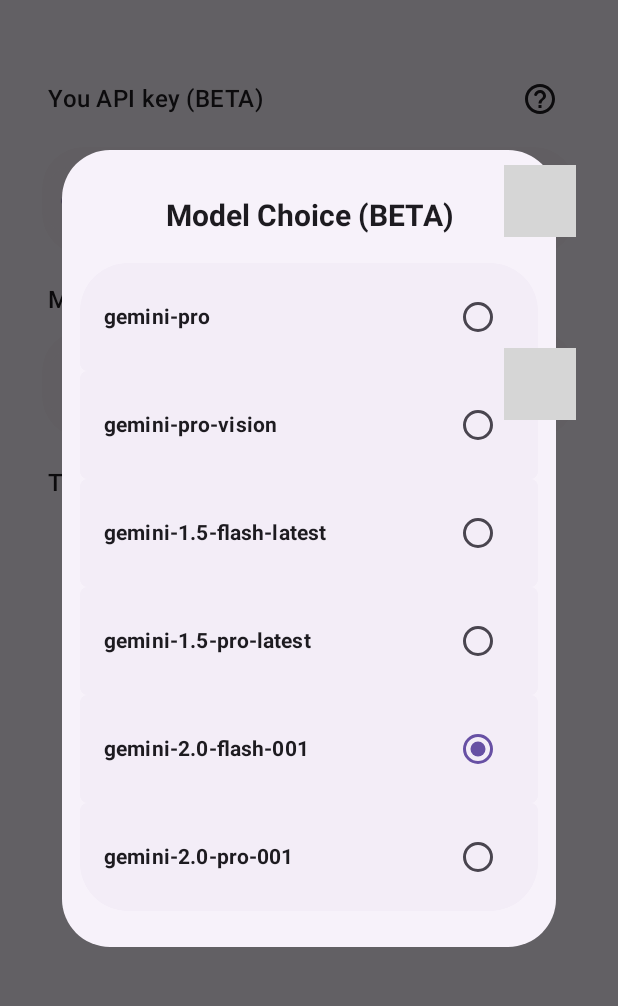
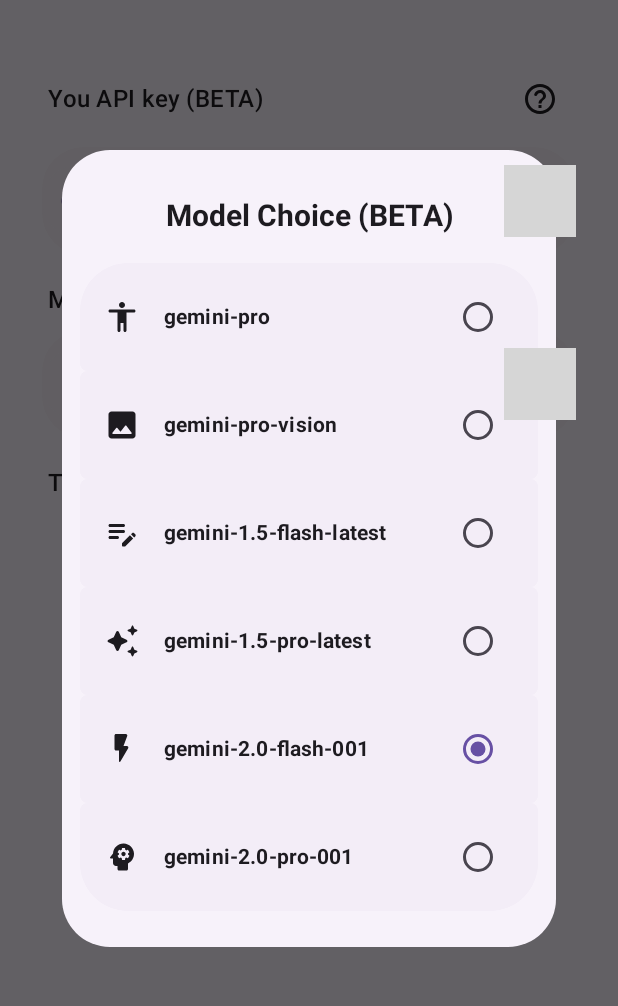
Before and after one commit to RRechz/AirNote, an Android app built with Jetpack Compose: the composable AirNoteAiSettingsScreen shown on its own in the app's theme, after a tap on "Model to Use", on a phone screen of 412 x 824 dp, the part 69-1075 px from its top. Run offline under Robolectric (Android 15) with nearby library versions, the phone set to English and light mode, and no system bars; our stand-ins replace Dagger/Hilt's generated code; pictures from the network do not load; 11 statements that could not run were skipped; grey boxes are pictures that could not be loaded.

Commit message:
Feat(AiModels, AirNoteAi): Icons have been added to the Gemini AI model list

```diff
--- a/app/src/main/java/com/babelsoftware/airnote/data/repository/AiModels.kt
+++ b/app/src/main/java/com/babelsoftware/airnote/data/repository/AiModels.kt
@@ -1,12 +1,32 @@
 package com.babelsoftware.airnote.data.repository
+
+import androidx.compose.material.icons.Icons
+import androidx.compose.material.icons.rounded.Accessibility
+import androidx.compose.material.icons.rounded.AutoAwesome
+import androidx.compose.material.icons.rounded.EditNote
+import androidx.compose.material.icons.rounded.FlashOn
+import androidx.compose.material.icons.rounded.Image
+import androidx.compose.material.icons.rounded.Psychology
+import androidx.compose.ui.graphics.vector.ImageVector
+
+data class GeminiModelInfo(
+    val name: String,
+    val icon: ImageVector
+)
 
 object GeminiModels {
     val supportedModels = listOf(
-        "gemini-pro",
-        "gemini-pro-vision",
-        "gemini-1.5-flash-latest",
-        "gemini-1.5-pro-latest",
-        "gemini-2.0-flash-001",
-        "gemini-2.0-pro-001",
-    )
+        GeminiModelInfo("gemini-pro", Icons.Rounded.Accessibility),
+        GeminiModelInfo("gemini-pro-vision", Icons.Rounded.Image),
+        GeminiModelInfo("gemini-1.5-flash-latest", Icons.Rounded.EditNote),
+        GeminiModelInfo("gemini-1.5-pro-latest", Icons.Rounded.AutoAwesome),
+        "gemini-2.0-flash-001" to Icons.Rounded.FlashOn,
+        "gemini-2.0-pro-001" to Icons.Rounded.Psychology,
+    ).map {
+        if (it is Pair<*, *>) {
+            GeminiModelInfo(it.first as String, it.second as ImageVector)
+        } else {
+            it as GeminiModelInfo
+        }
+    }
 }
--- a/app/src/main/java/com/babelsoftware/airnote/presentation/screens/settings/settings/AirNoteAi.kt
+++ b/app/src/main/java/com/babelsoftware/airnote/presentation/screens/settings/settings/AirNoteAi.kt
@@ -16,6 +16,7 @@
 import androidx.compose.foundation.layout.height
 import androidx.compose.foundation.layout.padding
 import androidx.compose.foundation.layout.size
+import androidx.compose.foundation.layout.width
 import androidx.compose.foundation.lazy.LazyColumn
 import androidx.compose.foundation.lazy.items
 import androidx.compose.foundation.lazy.itemsIndexed
@@ -306,7 +307,7 @@
                     .padding(bottom = 12.dp)
                     .clip(RoundedCornerShape(32.dp))
             ) {
-                itemsIndexed(models) { index, modelName ->
+                itemsIndexed(models) { index, model ->
                     val isFirst = index == 0
                     val isLast = index == models.lastIndex
                     Surface(
@@ -317,7 +318,7 @@
                                 radius = settings.cornerRadius
                             ))
                             .clickable {
-                                settingsViewModel.updateSelectedModel(modelName)
+                                settingsViewModel.updateSelectedModel(model.name)
                                 onDismiss()
                             },
                         color = MaterialTheme.colorScheme.surfaceContainer,
@@ -329,16 +330,22 @@
                                 .padding(horizontal = 16.dp, vertical = 12.dp),
                             verticalAlignment = Alignment.CenterVertically
                         ) {
+                            Icon(
+                                imageVector = model.icon,
+                                contentDescription = null,
+                                modifier = Modifier.size(24.dp)
+                            )
+                            Spacer(modifier = Modifier.width(16.dp))
                             Text(
-                                text = modelName,
+                                text = model.name,
                                 modifier = Modifier.weight(1f),
                                 style = MaterialTheme.typography.titleSmall,
                                 fontWeight = FontWeight.Bold
                             )
                             RadioButton(
-                                selected = settings.selectedModelName == modelName,
+                                selected = settings.selectedModelName == model.name,
                                 onClick = {
-                                    settingsViewModel.updateSelectedModel(modelName)
+                                    settingsViewModel.updateSelectedModel(model.name)
                                     onDismiss()
                                 }
                             )
```
